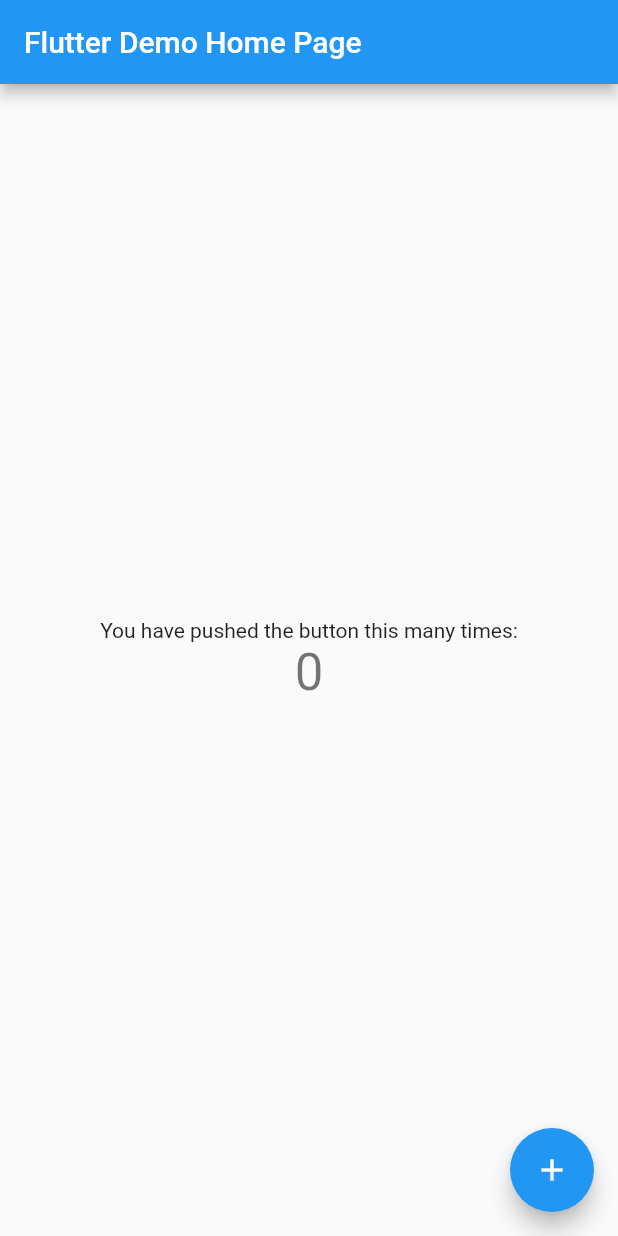
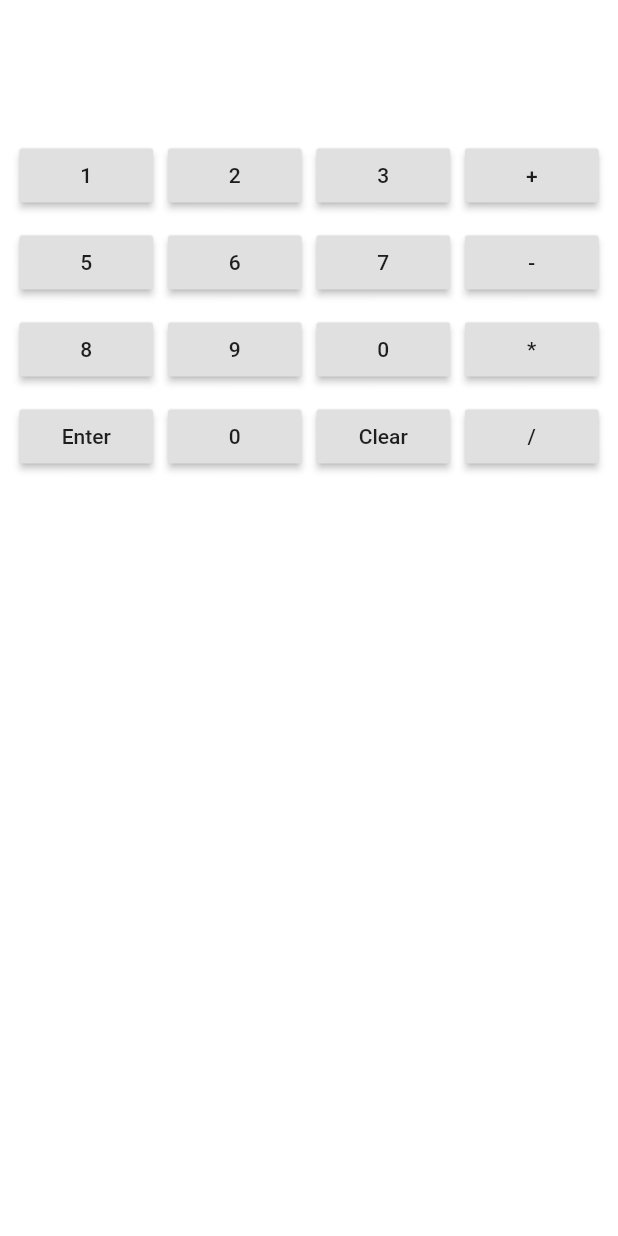
Before and after one commit to StuartMalles/flutter-hr-calc, a Flutter app: the screen it shows after launch, on a phone screen of 412 x 824 dp. Run offline on Flutter 3.47's test engine with Material 2 defaults, Android fonts, the phone set to English and light mode, and no system bars.

Commit message:
First commit

```diff
--- a/lib/main.dart
+++ b/lib/main.dart
@@ -1,117 +1,151 @@
 import 'package:flutter/material.dart';
 
 void main() {
-  runApp(MyApp());
+  runApp(CalculatorApp());
 }
 
-class MyApp extends StatelessWidget {
-  // This widget is the root of your application.
+class CalculatorApp extends StatelessWidget {
   @override
   Widget build(BuildContext context) {
     return MaterialApp(
-      title: 'Flutter Demo',
-      theme: ThemeData(
-        // This is the theme of your application.
-        //
-        // Try running your application with "flutter run". You'll see the
-        // application has a blue toolbar. Then, without quitting the app, try
-        // changing the primarySwatch below to Colors.green and then invoke
-        // "hot reload" (press "r" in the console where you ran "flutter run",
-        // or simply save your changes to "hot reload" in a Flutter IDE).
-        // Notice that the counter didn't reset back to zero; the application
-        // is not restarted.
-        primarySwatch: Colors.blue,
-        // This makes the visual density adapt to the platform that you run
-        // the app on. For desktop platforms, the controls will be smaller and
-        // closer together (more dense) than on mobile platforms.
-        visualDensity: VisualDensity.adaptivePlatformDensity,
-      ),
-      home: MyHomePage(title: 'Flutter Demo Home Page'),
+      home: Calculator(),
     );
   }
 }
 
-class MyHomePage extends StatefulWidget {
-  MyHomePage({Key key, this.title}) : super(key: key);
-
-  // This widget is the home page of your application. It is stateful, meaning
-  // that it has a State object (defined below) that contains fields that affect
-  // how it looks.
-
-  // This class is the configuration for the state. It holds the values (in this
-  // case the title) provided by the parent (in this case the App widget) and
-  // used by the build method of the State. Fields in a Widget subclass are
-  // always marked "final".
-
-  final String title;
-
+class Calculator extends StatefulWidget {
   @override
-  _MyHomePageState createState() => _MyHomePageState();
+  _CalculatorState createState() => _CalculatorState();
 }
 
-class _MyHomePageState extends State<MyHomePage> {
-  int _counter = 0;
+class _CalculatorState extends State<Calculator> {
+  String _displayValue = '';
+  double _leftvalue;
+  double _rightvalue;
+  String _operator = '';
 
-  void _incrementCounter() {
+  final String _enter = 'Enter';
+  final String _clear = 'Clear';
+
+  void setOperator(String operator) {
+    _operator = operator;
+
+    setState(() {});
+  }
+
+  void setValue(String value) {
+    (_operator.isEmpty)
+        ? _leftvalue = double.parse(value)
+        : _rightvalue = double.parse(value);
+
     setState(() {
-      // This call to setState tells the Flutter framework that something has
-      // changed in this State, which causes it to rerun the build method below
-      // so that the display can reflect the updated values. If we changed
-      // _counter without calling setState(), then the build method would not be
-      // called again, and so nothing would appear to happen.
-      _counter++;
+      _displayValue = value;
+    });
+  }
+
+  void performAction(String action) {
+    double newdisplayvalue;
+
+    if (action == _clear) {
+      newdisplayvalue = 0;
+    } else {
+      if (_operator == '+') {
+        newdisplayvalue = (_leftvalue + _rightvalue);
+      }
+      if (_operator == '-') {
+        newdisplayvalue = (_leftvalue - _rightvalue);
+      }
+      if (_operator == '*') {
+        newdisplayvalue = (_leftvalue * _rightvalue);
+      }
+      if ((_operator == '/') && (_rightvalue != 0)) {
+        newdisplayvalue = (_leftvalue / _rightvalue);
+      }
+    }
+
+    _leftvalue = null;
+    _rightvalue = null;
+
+    setState(() {
+      _operator = '';
+      _displayValue =
+          newdisplayvalue.toStringAsPrecision(8).replaceAll(RegExp(r'.0'), '');
     });
   }
 
   @override
   Widget build(BuildContext context) {
-    // This method is rerun every time setState is called, for instance as done
-    // by the _incrementCounter method above.
-    //
-    // The Flutter framework has been optimized to make rerunning build methods
-    // fast, so that you can just rebuild anything that needs updating rather
-    // than having to individually change instances of widgets.
-    return Scaffold(
-      appBar: AppBar(
-        // Here we take the value from the MyHomePage object that was created by
-        // the App.build method, and use it to set our appbar title.
-        title: Text(widget.title),
-      ),
-      body: Center(
-        // Center is a layout widget. It takes a single child and positions it
-        // in the middle of the parent.
+    return Container(
+      padding: const EdgeInsets.symmetric(vertical: 32, horizontal: 8),
+      color: Colors.white,
       child: Column(
-          // Column is also a layout widget. It takes a list of children and
-          // arranges them vertically. By default, it sizes itself to fit its
-          // children horizontally, and tries to be as tall as its parent.
-          //
-          // Invoke "debug painting" (press "p" in the console, choose the
-          // "Toggle Debug Paint" action from the Flutter Inspector in Android
-          // Studio, or the "Toggle Debug Paint" command in Visual Studio Code)
-          // to see the wireframe for each widget.
-          //
-          // Column has various properties to control how it sizes itself and
-          // how it positions its children. Here we use mainAxisAlignment to
-          // center the children vertically; the main axis here is the vertical
-          // axis because Columns are vertical (the cross axis would be
-          // horizontal).
-          mainAxisAlignment: MainAxisAlignment.center,
+        children: <Widget>[
+          Row(
             children: <Widget>[
               Text(
-              'You have pushed the button this many times:',
+                _displayValue,
+                textAlign: TextAlign.end,
+              )
+            ],
           ),
-            Text(
-              '$_counter',
-              style: Theme.of(context).textTheme.headline4,
+          Row(
+            children: <Widget>[
+              Keypad('1', setValue),
+              Keypad('2', setValue),
+              Keypad('3', setValue),
+              Keypad('+', setOperator, _operator)
+            ],
+          ),
+          Row(
+            children: <Widget>[
+              Keypad('5', setValue),
+              Keypad('6', setValue),
+              Keypad('7', setValue),
+              Keypad('-', setOperator, _operator)
+            ],
+          ),
+          Row(
+            children: <Widget>[
+              Keypad('8', setValue),
+              Keypad('9', setValue),
+              Keypad('0', setValue),
+              Keypad('*', setOperator, _operator)
+            ],
+          ),
+          Row(
+            children: <Widget>[
+              Keypad(_enter, performAction),
+              Keypad('0', setValue),
+              Keypad(_clear, performAction),
+              Keypad('/', setOperator, _operator)
+            ],
           ),
         ],
       ),
-      ),
-      floatingActionButton: FloatingActionButton(
-        onPressed: _incrementCounter,
-        tooltip: 'Increment',
-        child: Icon(Icons.add),
-      ), // This trailing comma makes auto-formatting nicer for build methods.
     );
   }
 }
+
+class Keypad extends StatelessWidget {
+  final String value;
+  final Function process;
+  final String selectedOperator;
+
+  Keypad(this.value, this.process, [this.selectedOperator]);
+
+  @override
+  Widget build(BuildContext context) {
+    return Expanded(
+      child: Container(
+        padding: const EdgeInsets.all(5),
+        decoration: (value == selectedOperator)
+            ? BoxDecoration(border: Border.all())
+            : null,
+        child: RaisedButton(
+          onPressed: () => process(value),
+          child: Text(value),
+        ),
+      ),
+    );
+  }
+}
```
Lines whose indentation alone changed are shown as unchanged.
